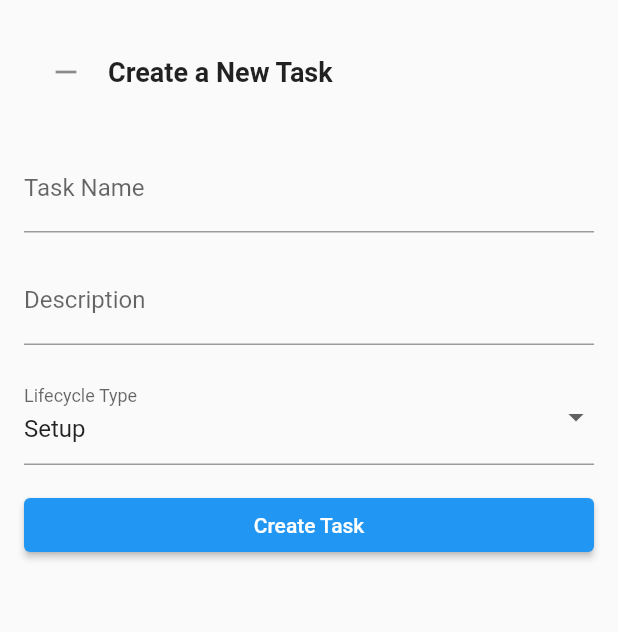
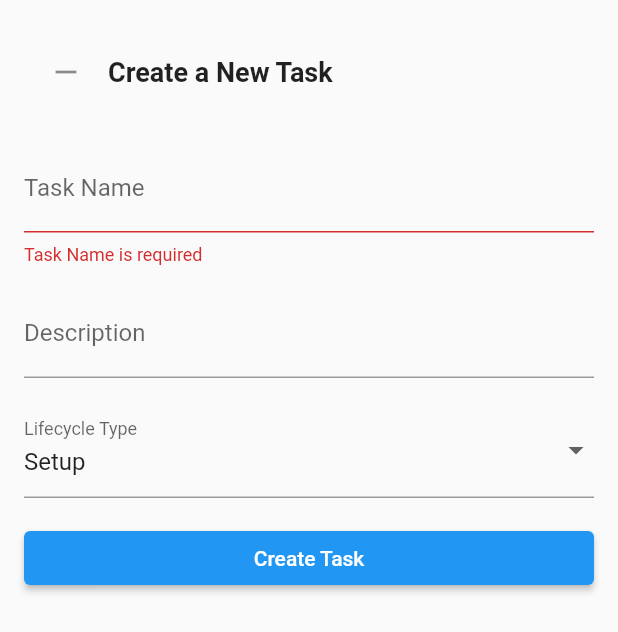
Before and after one commit to mittons/SharpWingFrontend, a Flutter app: the TaskCreateWidget widget shown alone on an empty page, opened directly with empty values, after a tap on "Create a New Task", after a tap on "Create Task", on a phone screen of 412 x 824 dp. Shown: the top 632 px of the screen. Run offline on Flutter 3.47's test engine with Material 2 defaults, Android fonts, the light colour scheme and no system bars; network calls fail.

Commit message:
Added a validation check for task name in task creation widget. User cant create a task without a name anymore.

```diff
--- a/lib/widgets/task_create_widget.dart
+++ b/lib/widgets/task_create_widget.dart
@@ -15,6 +15,7 @@ class TaskCreateWidget extends StatefulWidget {
 }
 
 class _TaskCreateWidgetState extends State<TaskCreateWidget> {
+  final GlobalKey<FormState> _formKey = GlobalKey<FormState>();
   final TextEditingController taskNameController = TextEditingController();
   final TextEditingController descriptionController = TextEditingController();
   TaskLifecycleType selectedLifecycleType = TaskLifecycleType.Setup;
@@ -28,11 +29,25 @@ class _TaskCreateWidgetState extends State<TaskCreateWidget> {
       child: Column(
         crossAxisAlignment: CrossAxisAlignment.stretch,
         children: [
-          ListTile(
+          _buildHeader(),
+          if (_isExpanded) _buildForm(),
+        ],
+      ),
+    );
+  }
+
+  void _toggleExpansion() {
+    setState(() {
+      _isExpanded = !_isExpanded;
+    });
+  }
+
+  Widget _buildHeader() {
+    return ListTile(
       contentPadding: const EdgeInsets.symmetric(vertical: 4.0),
       title: const Padding(
-              padding: EdgeInsets.only(
-                  left: 0.0), // Adjust the left padding for the title
+        padding:
+            EdgeInsets.only(left: 0.0), // Adjust the left padding for the title
         child: Text(
           "Create a New Task",
           style: TextStyle(
@@ -44,12 +59,26 @@ class _TaskCreateWidgetState extends State<TaskCreateWidget> {
         child: Icon(_isExpanded ? Icons.remove : Icons.add),
       ),
       onTap: _toggleExpansion,
-          ),
-          if (_isExpanded) ...[
+    );
+  }
+
+  Widget _buildForm() {
+    return Form(
+      key: _formKey,
+      autovalidateMode: AutovalidateMode.disabled,
+      child: Column(
+        crossAxisAlignment: CrossAxisAlignment.stretch,
+        children: [
           const SizedBox(height: 16.0),
-            TextField(
+          TextFormField(
             controller: taskNameController,
             decoration: const InputDecoration(labelText: 'Task Name'),
+            validator: (value) {
+              if (value == null || value.isEmpty) {
+                return 'Task Name is required';
+              }
+              return null; // No error
+            },
           ),
           const SizedBox(height: 16.0),
           TextField(
@@ -79,19 +108,13 @@ class _TaskCreateWidgetState extends State<TaskCreateWidget> {
             },
             child: const Text('Create Task'),
           ),
-          ]
         ],
       ),
     );
   }
 
-  void _toggleExpansion() {
-    setState(() {
-      _isExpanded = !_isExpanded;
-    });
-  }
-
   void _createTask() {
+    if (_formKey.currentState!.validate()) {
       // Get the task data from the form
       final String taskName = taskNameController.text;
       final String description = descriptionController.text;
@@ -115,8 +138,6 @@ class _TaskCreateWidgetState extends State<TaskCreateWidget> {
       // Clear the input fields
       taskNameController.clear();
       descriptionController.clear();
-    // setState(() {
-    //   selectedLifecycleType = null;
-    // });
     }
   }
+}
```
Lines whose indentation alone changed are shown as unchanged.
